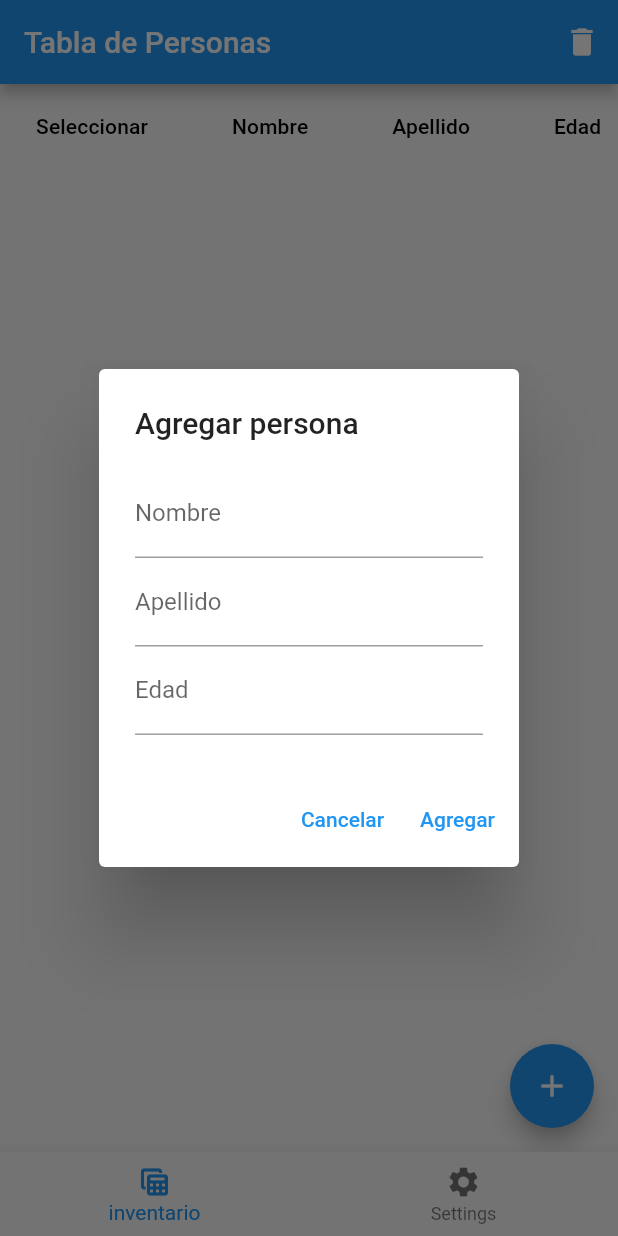
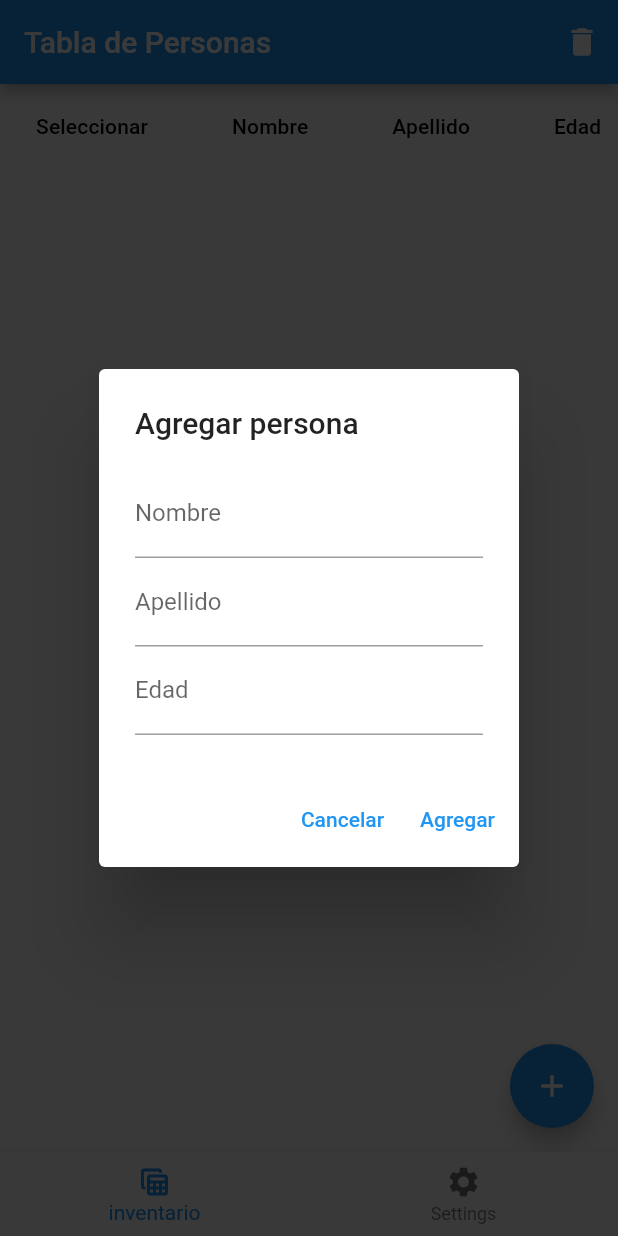
Before and after one commit to MiguelArbelaez0/inventario-app, a Flutter app: the screen it shows after launch, after a tap on the "add" icon, on a phone screen of 412 x 824 dp. Run offline on Flutter 3.47's test engine with Material 2 defaults, Android fonts, the phone set to English and light mode, and no system bars.

Commit message:
ahora si ee

```diff
--- a/inventario_app/lib/screens/tabla_personas.dart
+++ b/inventario_app/lib/screens/tabla_personas.dart
@@ -3,6 +3,7 @@ import 'package:provider/provider.dart';
 
 import '../models/persona_models.dart';
 import '../provider/personas_provider.dart';
+import '../widgets/dialog.dart';
 
 class TablaPersonas extends StatelessWidget {
   const TablaPersonas({Key? key});
@@ -11,61 +12,6 @@ class TablaPersonas extends StatelessWidget {
     final personasProvider =
         Provider.of<PersonasProvider>(context, listen: false);
     personasProvider.eliminarSeleccionados();
-  }
-
-  Future<void> agregarPersona(BuildContext context) async {
-    final personasProvider =
-        Provider.of<PersonasProvider>(context, listen: false);
-    final nombreController = TextEditingController();
-    final apellidoController = TextEditingController();
-    final edadController = TextEditingController();
-
-    return showDialog(
-      context: context,
-      builder: (context) {
-        return AlertDialog(
-          title: Text('Agregar persona'),
-          content: Column(
-            mainAxisSize: MainAxisSize.min,
-            children: [
-              TextField(
-                controller: nombreController,
-                decoration: InputDecoration(labelText: 'Nombre'),
-              ),
-              TextField(
-                controller: apellidoController,
-                decoration: InputDecoration(labelText: 'Apellido'),
-              ),
-              TextField(
-                controller: edadController,
-                decoration: InputDecoration(labelText: 'Edad'),
-                keyboardType: TextInputType.number,
-              ),
-            ],
-          ),
-          actions: [
-            TextButton(
-              child: Text('Cancelar'),
-              onPressed: () {
-                Navigator.of(context).pop();
-              },
-            ),
-            TextButton(
-              child: Text('Agregar'),
-              onPressed: () {
-                final nombre = nombreController.text;
-                final apellido = apellidoController.text;
-                final edad = int.tryParse(edadController.text) ?? 0;
-                final nuevaPersona =
-                    Persona(nombre: nombre, apellido: apellido, edad: edad);
-                personasProvider.agregarPersona(nuevaPersona);
-                Navigator.of(context).pop();
-              },
-            ),
-          ],
-        );
-      },
-    );
   }
 
   @override
@@ -110,7 +56,12 @@ class TablaPersonas extends StatelessWidget {
         ),
       ),
       floatingActionButton: FloatingActionButton(
-        onPressed: () => agregarPersona(context),
+        onPressed: () {
+          showDialog(
+            context: context,
+            builder: (context) => AgregarPersona(),
+          );
+        },
         child: Icon(Icons.add),
       ),
     );
--- /dev/null
+++ b/inventario_app/lib/widgets/dialog.dart
@@ -0,0 +1,63 @@
+import 'package:flutter/material.dart';
+import 'package:provider/provider.dart';
+
+import '../models/persona_models.dart';
+import '../provider/personas_provider.dart';
+
+class AgregarPersona extends StatelessWidget {
+  const AgregarPersona({Key? key});
+
+  @override
+  Widget build(BuildContext context) {
+    final personasProvider =
+        Provider.of<PersonasProvider>(context, listen: false);
+    final nombreController = TextEditingController();
+    final apellidoController = TextEditingController();
+    final edadController = TextEditingController();
+
+    return Container(
+      color: Colors.black.withOpacity(0.5),
+      child: AlertDialog(
+        title: Text('Agregar persona'),
+        content: Column(
+          mainAxisSize: MainAxisSize.min,
+          children: [
+            TextField(
+              controller: nombreController,
+              decoration: InputDecoration(labelText: 'Nombre'),
+            ),
+            TextField(
+              controller: apellidoController,
+              decoration: InputDecoration(labelText: 'Apellido'),
+            ),
+            TextField(
+              controller: edadController,
+              decoration: InputDecoration(labelText: 'Edad'),
+              keyboardType: TextInputType.number,
+            ),
+          ],
+        ),
+        actions: [
+          TextButton(
+            child: Text('Cancelar'),
+            onPressed: () {
+              Navigator.of(context).pop();
+            },
+          ),
+          TextButton(
+            child: Text('Agregar'),
+            onPressed: () {
+              final nombre = nombreController.text;
+              final apellido = apellidoController.text;
+              final edad = int.tryParse(edadController.text) ?? 0;
+              final nuevaPersona =
+                  Persona(nombre: nombre, apellido: apellido, edad: edad);
+              personasProvider.agregarPersona(nuevaPersona);
+              Navigator.of(context).pop();
+            },
+          ),
+        ],
+      ),
+    );
+  }
+}
```
